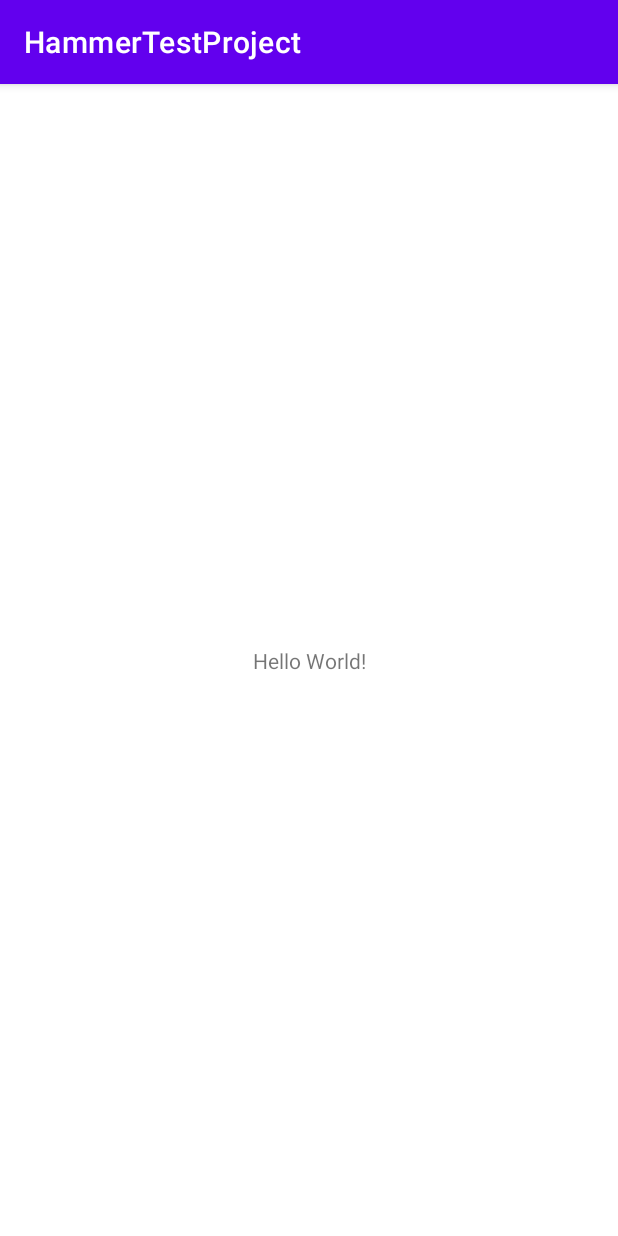
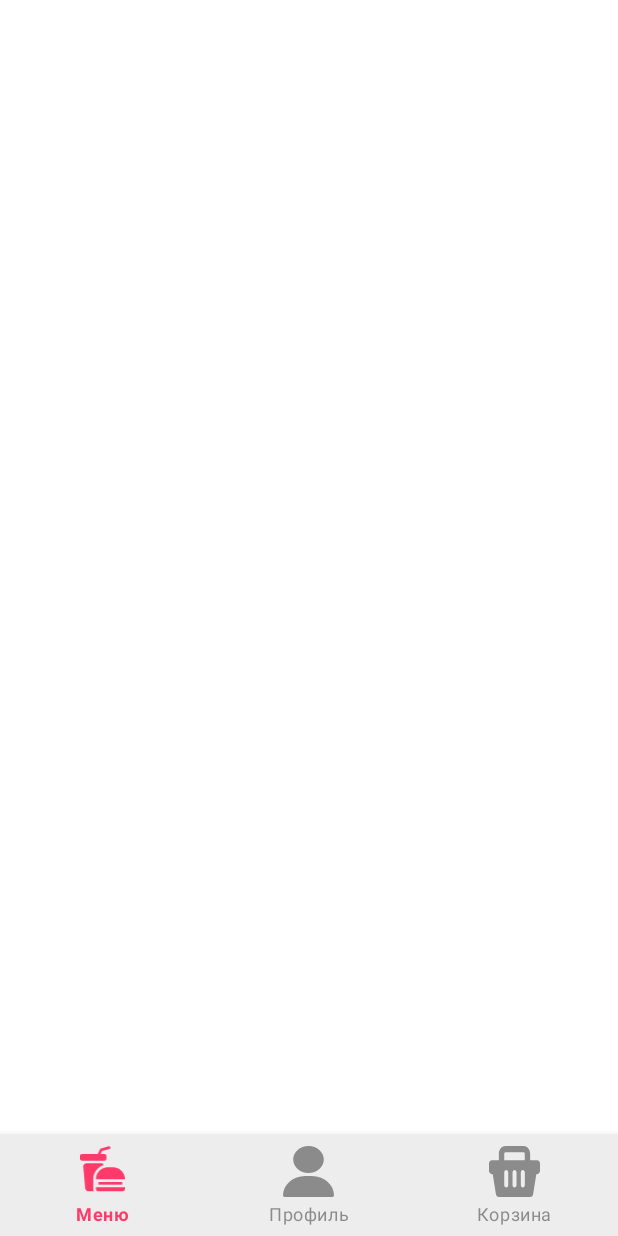
Before and after one commit to EntyR/HammerTestProject, an Android app: the screen it shows after launch (MainActivity), on a phone screen of 412 x 824 dp. Run offline under Robolectric (Android 15) with nearby library versions, the phone set to English and light mode, and no system bars.

Commit message:
set up bottom navigation

```diff
--- a/app/build.gradle
+++ b/app/build.gradle
@@ -37,7 +37,12 @@ dependencies {
     implementation 'androidx.appcompat:appcompat:1.3.1'
     implementation 'com.google.android.material:material:1.4.0'
     implementation 'androidx.constraintlayout:constraintlayout:2.1.0'
+    implementation 'androidx.navigation:navigation-fragment-ktx:2.3.5'
+    implementation 'androidx.navigation:navigation-ui-ktx:2.3.5'
     testImplementation 'junit:junit:4.+'
     androidTestImplementation 'androidx.test.ext:junit:1.1.3'
     androidTestImplementation 'androidx.test.espresso:espresso-core:3.4.0'
+
+    //Material design
+    implementation 'com.google.android.material:material:1.4.0'
 }
--- /dev/null
+++ b/app/src/main/res/drawable/icon_1.xml
@@ -0,0 +1,21 @@
+<vector xmlns:android="http://schemas.android.com/apk/res/android" xmlns:aapt="http://schemas.android.com/aapt"
+    android:viewportWidth="24"
+    android:viewportHeight="27"
+    android:width="24dp"
+    android:height="27dp">
+    <path
+        android:pathData="M14.1182 5.21283C14.1182 4.66054 13.6705 4.21283 13.1182 4.21283H11.0249L11.7871 2.68688L15.7509 1.55319C16.126 1.44592 16.3431 1.055 16.2361 0.679872C16.1289 0.304451 15.7376 0.0870667 15.3623 0.194429L10.802 1.49877L9.4465 4.21283H1C0.447715 4.21283 0 4.66054 0 5.21283V6.74621C0 7.2985 0.447715 7.74621 1 7.74621H13.1182C13.6705 7.74621 14.1182 7.29849 14.1182 6.74621V5.21283Z"
+        android:fillColor="#7B7B7B" />
+    <path
+        android:pathData="M9.88379 19.053H22.5902V20.4663H9.88379V19.053Z"
+        android:fillColor="#7B7B7B" />
+    <path
+        android:pathData="M7.05794 17.6399C7.05794 14.1534 9.36274 11.1957 12.5272 10.2134C12.5687 9.64432 12.1182 9.15979 11.5477 9.15979H3.4082C2.40284 9.15979 1.61446 10.023 1.70539 11.0243L2.71855 22.1809C2.81211 23.2111 3.67587 24 4.71035 24H7.43782C7.19673 23.5839 7.05794 23.1013 7.05794 22.5866V17.6399Z"
+        android:fillColor="#7B7B7B" />
+    <path
+        android:pathData="M8.46997 17.6398H24C24 14.1328 21.15 11.2797 17.6468 11.2797H14.8232C11.32 11.2797 8.46997 14.1328 8.46997 17.6398Z"
+        android:fillColor="#7B7B7B" />
+    <path
+        android:pathData="M8.46997 22.5864C8.46997 23.3658 9.10331 23.9998 9.88179 23.9998H22.5867C23.3652 23.9998 23.9986 23.3658 23.9986 22.5864V21.8798H8.46997V22.5864Z"
+        android:fillColor="#7B7B7B" />
+</vector>
--- /dev/null
+++ b/app/src/main/res/drawable/icon_2.xml
@@ -0,0 +1,10 @@
+<vector xmlns:android="http://schemas.android.com/apk/res/android" xmlns:aapt="http://schemas.android.com/aapt"
+    android:viewportWidth="24"
+    android:viewportHeight="24"
+    android:width="24dp"
+    android:height="24dp">
+    <path
+        android:pathData="M4.80009 6.32812C4.80009 2.8388 8.03001 0 12.0001 0C15.9702 0 19.2001 2.8388 19.2001 6.32812C19.2001 9.81745 15.9702 12.6562 12.0001 12.6562C8.03001 12.6562 4.80009 9.81745 4.80009 6.32812ZM13.6 14.0626C16.3738 14.0626 18.987 15.0313 20.9582 16.7905C22.9197 18.541 24 20.8516 24 23.297C24 23.6853 23.6418 24.0001 23.2 24.0001H0.8C0.358187 24.0001 0 23.6853 0 23.297C0 20.8516 1.08027 18.541 3.04181 16.7905C5.01301 15.0313 7.62624 14.0626 10.4 14.0626H13.6Z"
+        android:fillType="evenOdd"
+        android:fillColor="#7B7B7B" />
+</vector>
--- /dev/null
+++ b/app/src/main/res/drawable/icon_3.xml
@@ -0,0 +1,9 @@
+<vector xmlns:android="http://schemas.android.com/apk/res/android" xmlns:aapt="http://schemas.android.com/aapt"
+    android:viewportWidth="24"
+    android:viewportHeight="24"
+    android:width="24dp"
+    android:height="24dp">
+    <path
+        android:pathData="M19.3598 6.70995V3.61314C19.3598 1.62125 17.9803 0 16.2512 0H7.77658C6.04755 0 4.63974 1.62067 4.63974 3.61314V6.70937H1.36481C0.611078 6.70937 0 7.41335 0 8.28167V11.6996C0 12.5685 0.611078 13.2719 1.36481 13.2719H1.77152L3.26279 22.7098C3.38066 23.4569 3.94621 24 4.60535 24H19.423C20.0826 24 20.6472 23.4569 20.7655 22.7092L22.2558 13.2719H22.6352C23.3889 13.2719 24 12.5685 24 11.6996V8.28167C24 7.41335 23.3889 6.70937 22.6352 6.70937L19.3598 6.70995ZM7.16803 3.61314C7.16803 3.23318 7.44676 2.91266 7.77658 2.91266H16.2528C16.5821 2.91266 16.8325 3.23318 16.8325 3.61314V6.70937H7.16803V3.61314ZM9.0559 18.381C9.0559 18.9853 8.63654 19.4748 8.11196 19.4748C7.58789 19.4748 7.16803 18.9853 7.16803 18.381V12.3762C7.16803 11.7718 7.58789 11.2829 8.11196 11.2829C8.63705 11.2829 9.0559 11.773 9.0559 12.3762V18.381ZM12.9601 18.381C12.9601 18.9853 12.5403 19.4748 12.0162 19.4748C11.4921 19.4748 11.0717 18.9853 11.0717 18.381V12.3762C11.0717 11.7718 11.4921 11.2829 12.0162 11.2829C12.5408 11.2829 12.9601 11.773 12.9601 12.3762V18.381ZM16.8643 18.381C16.8643 18.9853 16.4445 19.4748 15.9209 19.4748C15.3963 19.4748 14.9765 18.9853 14.9765 18.381V12.3762C14.9765 11.7718 15.3963 11.2829 15.9209 11.2829C16.4445 11.2829 16.8643 11.773 16.8643 12.3762V18.381Z"
+        android:fillColor="#7B7B7B" />
+</vector>
--- a/app/src/main/res/layout/activity_main.xml
+++ b/app/src/main/res/layout/activity_main.xml
@@ -2,17 +2,21 @@
 <androidx.constraintlayout.widget.ConstraintLayout xmlns:android="http://schemas.android.com/apk/res/android"
     xmlns:app="http://schemas.android.com/apk/res-auto"
     xmlns:tools="http://schemas.android.com/tools"
+    android:id="@+id/rootView"
     android:layout_width="match_parent"
     android:layout_height="match_parent"
     tools:context=".MainActivity">
 
-    <TextView
-        android:layout_width="wrap_content"
+    <com.google.android.material.bottomnavigation.BottomNavigationView
+        android:id="@+id/bottom_navigation"
+        android:layout_width="match_parent"
         android:layout_height="wrap_content"
-        android:text="Hello World!"
+        android:background="#EDEDED"
+
+        app:itemIconSize="34dp"
         app:layout_constraintBottom_toBottomOf="parent"
-        app:layout_constraintLeft_toLeftOf="parent"
-        app:layout_constraintRight_toRightOf="parent"
-        app:layout_constraintTop_toTopOf="parent" />
-
+        app:layout_constraintEnd_toEndOf="parent"
+        app:layout_constraintHorizontal_bias="0.5"
+        app:layout_constraintStart_toStartOf="parent"
+        app:menu="@menu/bottom_navigation_menu" />
 </androidx.constraintlayout.widget.ConstraintLayout>
--- /dev/null
+++ b/app/src/main/res/menu/bottom_navigation_menu.xml
@@ -0,0 +1,19 @@
+<?xml version="1.0" encoding="utf-8"?>
+<menu xmlns:android="http://schemas.android.com/apk/res/android">
+    <item
+        android:id="@+id/page_1"
+        android:enabled="true"
+        android:icon="@drawable/icon_1"
+
+        android:title="@string/menu"/>
+    <item
+        android:id="@+id/page_2"
+        android:enabled="true"
+        android:icon="@drawable/icon_2"
+        android:title="@string/profile"/>
+    <item
+        android:id="@+id/page_3"
+        android:enabled="true"
+        android:icon="@drawable/icon_3"
+        android:title="@string/cart"/>
+</menu>
--- /dev/null
+++ b/app/src/main/res/navigation/navigation.xml
@@ -0,0 +1,6 @@
+<?xml version="1.0" encoding="utf-8"?>
+<navigation xmlns:android="http://schemas.android.com/apk/res/android"
+    xmlns:app="http://schemas.android.com/apk/res-auto"
+    android:id="@+id/navigation">
+
+</navigation>
--- /dev/null
+++ b/app/src/main/res/values/dimen.xml
@@ -0,0 +1,4 @@
+<?xml version="1.0" encoding="utf-8"?>
+<resources xmlns:tools="http://schemas.android.com/tools">
+    <dimen name="design_bottom_navigation_height" tools:override="true">68dp</dimen>
+</resources>
--- a/app/src/main/res/values/strings.xml
+++ b/app/src/main/res/values/strings.xml
@@ -1,3 +1,6 @@
 <resources>
     <string name="app_name">HammerTestProject</string>
+    <string name="menu">Меню</string>
+    <string name="profile">Профиль</string>
+    <string name="cart">Корзина</string>
 </resources>
--- a/app/src/main/res/values/themes.xml
+++ b/app/src/main/res/values/themes.xml
@@ -1,16 +1,18 @@
 <resources xmlns:tools="http://schemas.android.com/tools">
     <!-- Base application theme. -->
-    <style name="Theme.HammerTestProject" parent="Theme.MaterialComponents.DayNight.DarkActionBar">
+    <style name="Theme.HammerTestProject" parent="Theme.MaterialComponents.Light.NoActionBar">
         <!-- Primary brand color. -->
-        <item name="colorPrimary">@color/purple_500</item>
-        <item name="colorPrimaryVariant">@color/purple_700</item>
+        <item name="colorPrimary">#FD3A69</item>
+        <item name="colorPrimaryVariant">#CBFD3A69</item>
         <item name="colorOnPrimary">@color/white</item>
         <!-- Secondary brand color. -->
         <item name="colorSecondary">@color/teal_200</item>
         <item name="colorSecondaryVariant">@color/teal_700</item>
         <item name="colorOnSecondary">@color/black</item>
+        <item name="colorOnSurface">#494949</item>
         <!-- Status bar color. -->
         <item name="android:statusBarColor" tools:targetApi="l">?attr/colorPrimaryVariant</item>
         <!-- Customize your theme here. -->
     </style>
+
 </resources>
```
